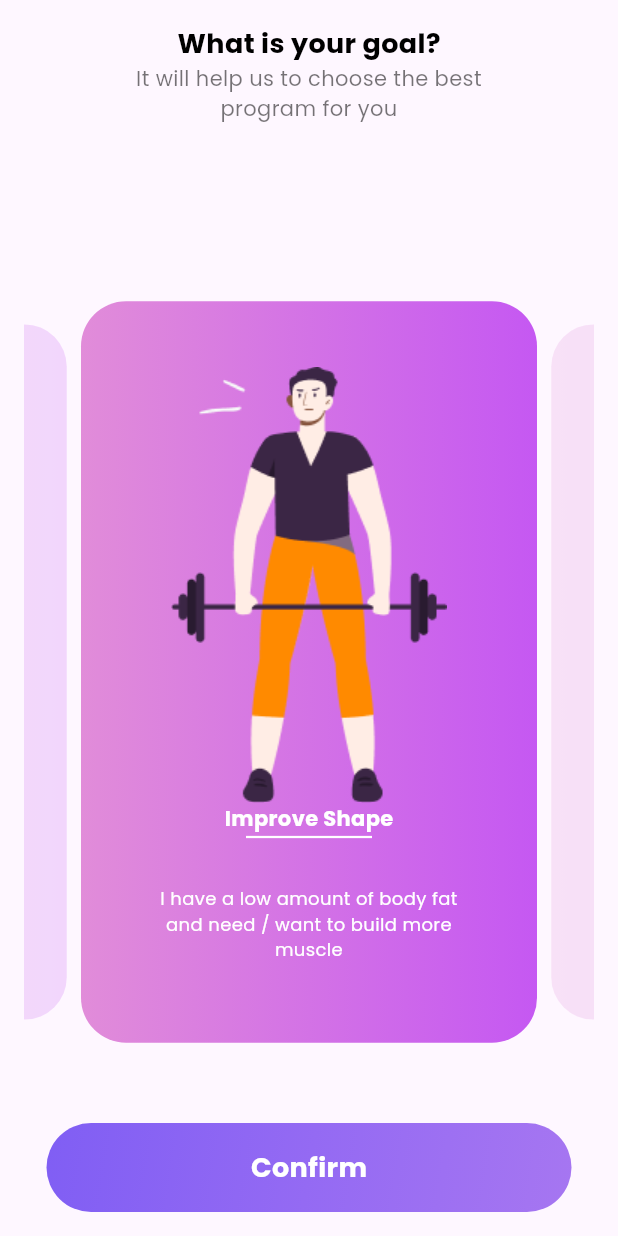
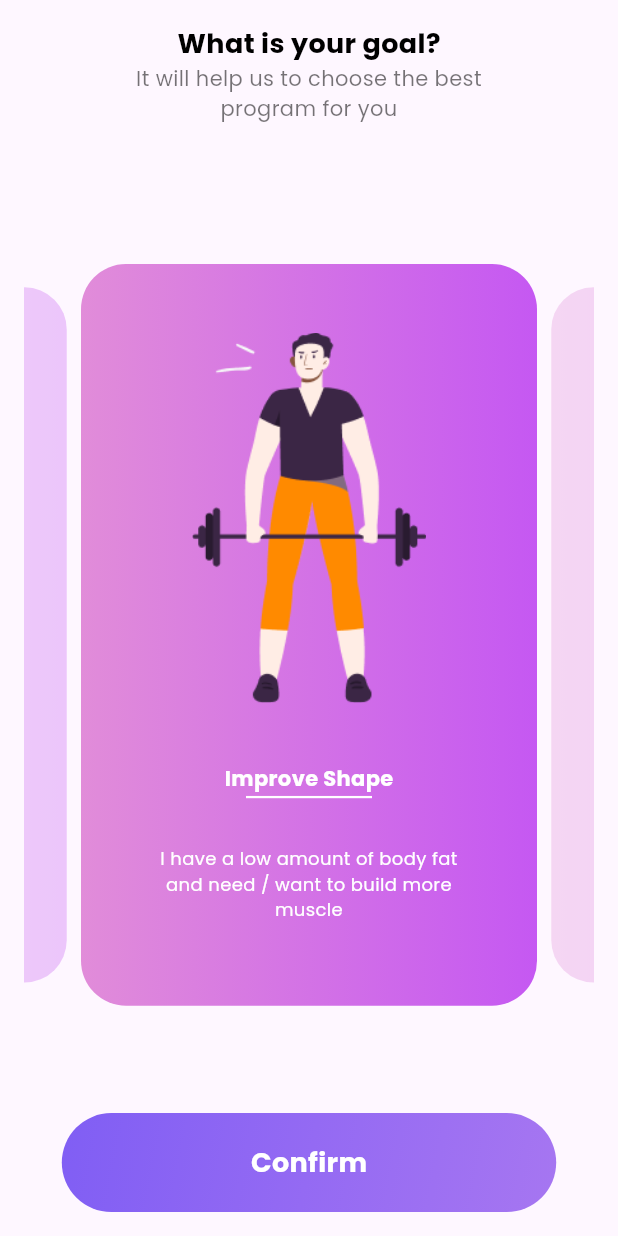
Before and after one commit to Kani-3004/fitness-mobile-app, a Flutter app: the RegisterPage screen opened directly, on a phone screen of 412 x 824 dp. Run offline on Flutter 3.47's test engine with Material 3 defaults, Android fonts, the phone set to English and light mode, and no system bars; drawn by our look-alikes of carousel_slider; our stand-ins replace google_fonts.

Commit message:
Carousel size correction

```diff
--- a/lib/main.dart
+++ b/lib/main.dart
@@ -1,4 +1,3 @@
-import 'package:fitness_mobile_app/screens/login_page.dart';
 import 'package:fitness_mobile_app/screens/welcome_screen_two.dart';
 import 'package:flutter/material.dart';
 import 'package:google_fonts/google_fonts.dart';
--- a/lib/screens/register_page.dart
+++ b/lib/screens/register_page.dart
@@ -40,6 +40,7 @@ class _RegisterPageState extends State<RegisterPage> {
   @override
   Widget build(BuildContext context) {
     final double screenHeight = MediaQuery.of(context).size.height;
+    final double screenWidth = MediaQuery.of(context).size.width;
 
     return SafeArea(
       child: Scaffold(
@@ -48,7 +49,7 @@ class _RegisterPageState extends State<RegisterPage> {
           child: Column(
             children: [
               SizedBox(
-                height: screenHeight * 0.2,
+                height: screenHeight * 0.17,
                 // Heading Text
                 child: Center(
                   child: Column(
@@ -95,7 +96,7 @@ class _RegisterPageState extends State<RegisterPage> {
 
                   return AnimatedOpacity(
                     duration: Duration(milliseconds: 300),
-                    opacity: isCenter ? 1.0 : 0.2,
+                    opacity: isCenter ? 1.0 : 0.3,
                     child: entry.value,
                   );
                 }).toList(),
@@ -105,7 +106,8 @@ class _RegisterPageState extends State<RegisterPage> {
 
               // Confirm button
               SizedBox(
-                height: screenHeight * 0.072,
+                height: screenHeight * 0.08,
+                width: screenWidth * 0.8,
                 child: InkWell(
                   onTap: () {
                     Navigator.push(
@@ -115,8 +117,6 @@ class _RegisterPageState extends State<RegisterPage> {
                     // Action on confirm tap
                   },
                   child: Container(
-                    width: 350,
-                    height: 25,
                     decoration: BoxDecoration(
                       gradient: LinearGradient(
                         colors: [
--- a/lib/widgets/register_page_widget.dart
+++ b/lib/widgets/register_page_widget.dart
@@ -18,8 +18,9 @@ class RegisterPageWidget extends StatefulWidget {
 class _RegisterPageWidgetState extends State<RegisterPageWidget> {
   @override
   Widget build(BuildContext context) {
+    final double screenHeight = MediaQuery.of(context).size.height;
+
     return Container(
-      // height: widgetHeight,
       decoration: BoxDecoration(
           gradient: LinearGradient(
               colors: [Color(0xffC558F2), Color(0xffE18CD9)],
@@ -29,11 +30,12 @@ class _RegisterPageWidgetState extends State<RegisterPageWidget> {
       child: Column(
         mainAxisAlignment: MainAxisAlignment.center,
         children: [
-          Image.asset(widget.imagePath),
+          SizedBox(height: screenHeight * 0.3, child: Image.asset(widget.imagePath)),
           Center(
             child: Column(
               mainAxisAlignment: MainAxisAlignment.spaceBetween,
               children: [
+                SizedBox(height: 40,),
                 Text(
                   widget.heading,
                   style: TextStyle(
```
